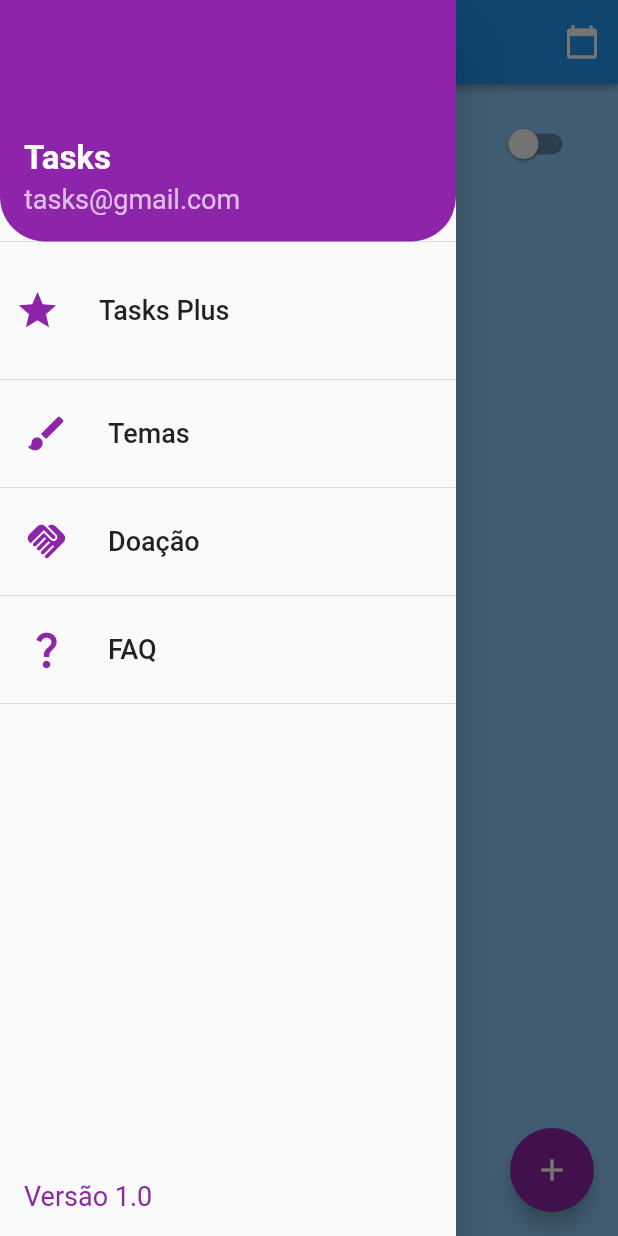
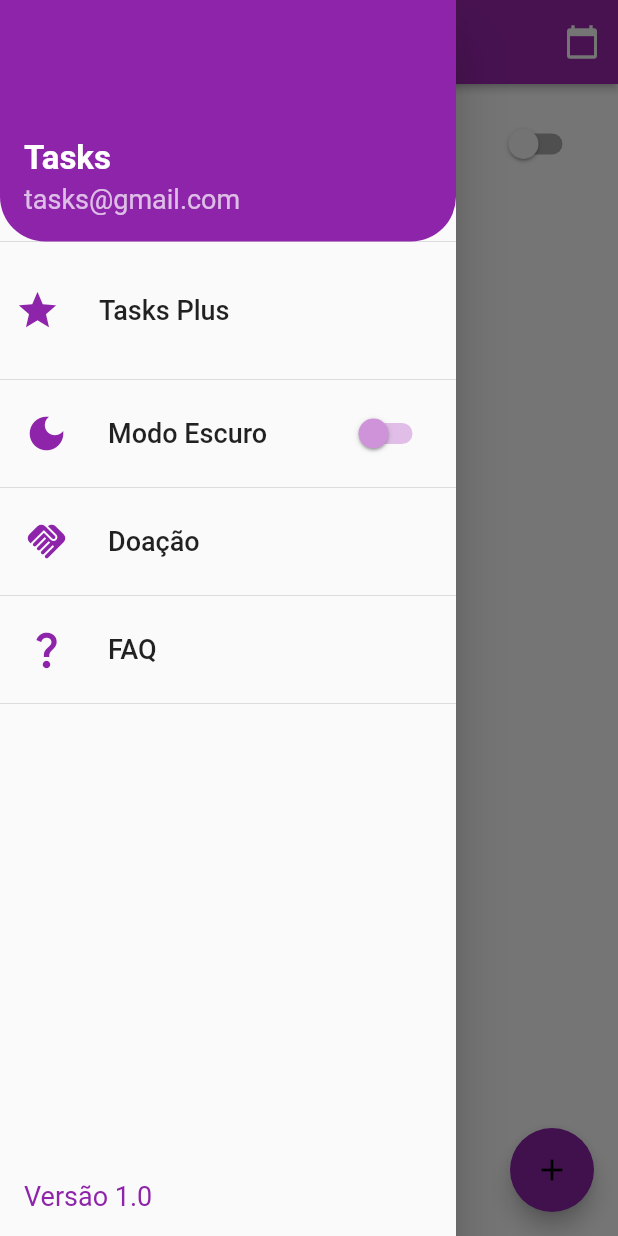
Before and after one commit to eduardoandd/todo_list, a Flutter app: the screen it shows after launch, with the side drawer open, on a phone screen of 412 x 824 dp. Run offline on Flutter 3.47's test engine with Material 2 defaults, Android fonts, the light colour scheme and no system bars; our stand-ins replace calendar_date_picker2, cloud_firestore, firebase_analytics, firebase_core, firebase_messaging, flutter_holo_date_picker and 4 more; missing offline and left inert: day_night_time_picker; accounts and stored records are empty.

Commit message:
tema claro e alteração de modo escuro/claro

```diff
--- a/lib/pages/main_app.dart
+++ b/lib/pages/main_app.dart
@@ -1,7 +1,8 @@
 import 'package:flutter/cupertino.dart';
 import 'package:flutter/material.dart';
+import 'package:provider/provider.dart';
 import 'package:todo_list/pages/splash_screen/splash_screen_page.dart';
-import 'package:todo_list/pages/todo_page.dart';
+import 'package:todo_list/services/dark_mode_service.dart';
 import 'package:todo_list/themes/dark_theme.dart';
 import 'package:todo_list/themes/light_theme.dart';
 
@@ -11,11 +12,25 @@ class MainApp extends StatelessWidget {
   // This widget is the root of your application.
   @override
   Widget build(BuildContext context) {
-    return MaterialApp(
-      debugShowCheckedModeBanner: false,
-      theme: lightTheme,
-      darkTheme: darkTheme,
-      home: const SplashScreen(),
+    return MultiProvider(
+      providers: [
+        ChangeNotifierProvider<DarkModeService>(
+          create: (_) => DarkModeService(),
+        ),
+      ],
+      child: Consumer<DarkModeService>(
+        builder: (_, darkModeService, widget) {
+          return MaterialApp(
+            debugShowCheckedModeBanner: false,
+            theme: lightTheme,
+            darkTheme: darkTheme,
+            themeMode: darkModeService.darkMode
+                ? ThemeMode.dark
+                : ThemeMode.light,
+            home: const SplashScreen(),
+          );
+        },
+      ),
     );
   }
 }
--- /dev/null
+++ b/lib/services/dark_mode_service.dart
@@ -0,0 +1,12 @@
+import 'package:flutter/cupertino.dart';
+
+class DarkModeService extends ChangeNotifier{
+  bool _darkMode = false;
+
+  bool get darkMode => _darkMode;
+
+  set darkMode(bool value){
+    _darkMode = value;
+    notifyListeners();
+  }
+}
--- a/lib/shared/widgets/custom_drawer_widget.dart
+++ b/lib/shared/widgets/custom_drawer_widget.dart
@@ -3,6 +3,8 @@
 import 'package:flutter/material.dart';
 import 'package:flutter/src/foundation/key.dart';
 import 'package:flutter/src/widgets/framework.dart';
+import 'package:provider/provider.dart';
+import 'package:todo_list/services/dark_mode_service.dart';
 
 class CustomDrawerWidget extends StatefulWidget {
   const CustomDrawerWidget({Key? key}) : super(key: key);
@@ -12,8 +14,10 @@ class CustomDrawerWidget extends StatefulWidget {
 }
 
 class _CustomDrawerWidgetState extends State<CustomDrawerWidget> {
+
   @override
   Widget build(BuildContext context) {
+    var darkModeService = Provider.of<DarkModeService>(context);
     return Drawer(
       child: Column(
         crossAxisAlignment: CrossAxisAlignment.start,
@@ -49,13 +53,27 @@ class _CustomDrawerWidgetState extends State<CustomDrawerWidget> {
           Divider(),
           ListTile(
             leading: Icon(
-              Icons.brush,
+              Icons.dark_mode,
               size: 30,
               color: Colors.purple.shade600,
             ),
-            title: Text("Temas",
+            title: Text("Modo Escuro",
                 style: TextStyle(fontSize: 18, fontWeight: FontWeight.w500)),
-            onTap: () {},
+            trailing: Consumer<DarkModeService>(
+              builder: (_,darkModeService,widget) {
+                return Switch(
+                  value: darkModeService.darkMode,
+                  onChanged: (bool value) {
+                    setState(() {
+                      darkModeService.darkMode = value;
+                    });
+                  },
+                  activeColor: Colors.purple.shade600,
+                  inactiveThumbColor: Colors.purple.shade200,
+                  inactiveTrackColor: Colors.purple.shade100,
+                );
+              }
+            ),
           ),
           Divider(),
           ListTile(
@@ -85,12 +103,12 @@ class _CustomDrawerWidgetState extends State<CustomDrawerWidget> {
             padding: const EdgeInsets.all(16.0),
             child: Text("Versão 1.0", style: TextStyle(
               fontSize: 18,
-              color:  Theme.of(context).brightness == Brightness.dark ? Colors.white : Colors.purple.shade600 ,
+              color: Theme.of(context).brightness == Brightness.dark
+                  ? Colors.white
+                  : Colors.purple.shade600,
               fontWeight: FontWeight.w400
             ),),
           ),
-
-
         ],
       ),
     );
--- a/lib/themes/light_theme.dart
+++ b/lib/themes/light_theme.dart
@@ -1,6 +1,10 @@
 import 'package:flutter/material.dart';
 
 ThemeData lightTheme = ThemeData(
-  brightness: Brightness.light
-
+ brightness: Brightness.light,
+  colorScheme: ColorScheme.light(
+    background: Color.fromARGB(255, 255, 255, 255),
+    primary: Colors.purple,
+    secondary: Colors.black
+  )
 );
--- a/pubspec.yaml
+++ b/pubspec.yaml
@@ -46,6 +46,7 @@ dependencies:
   fluid_dialog: ^1.1.1
   flutter_local_notifications: ^17.0.0
   timezone: ^0.9.2
+  provider: ^6.1.2
 
 
 
```
Also changed, not shown: lib/notifications/notification_helper.dart (+5 -5 lines), pubspec.lock.
